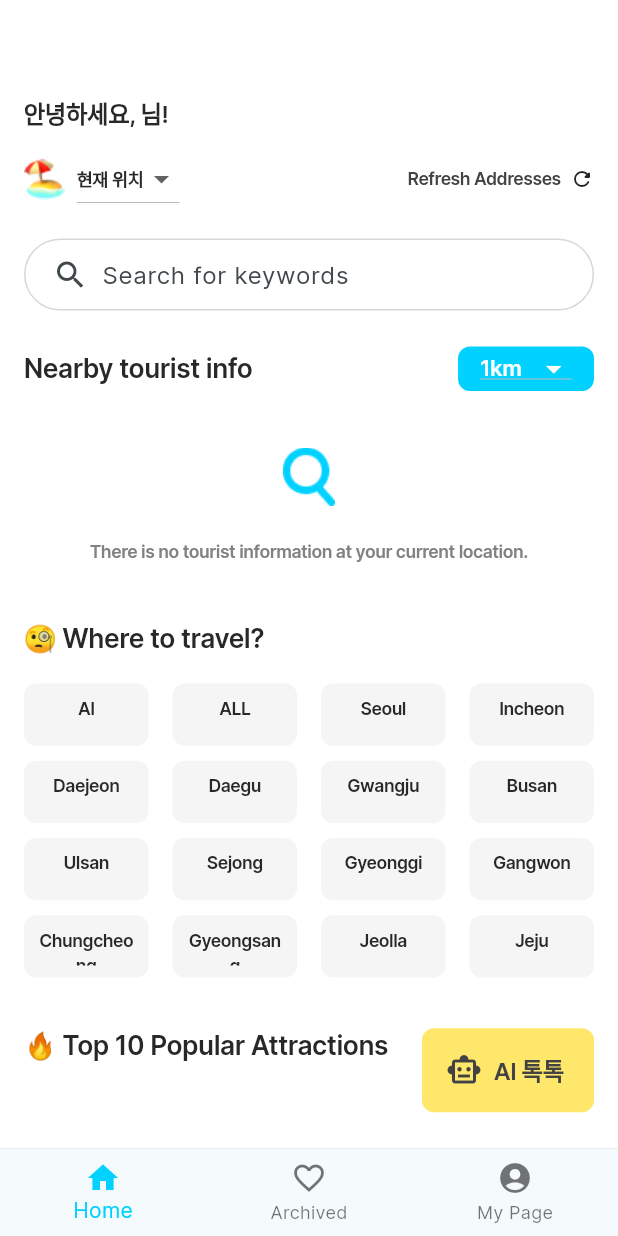
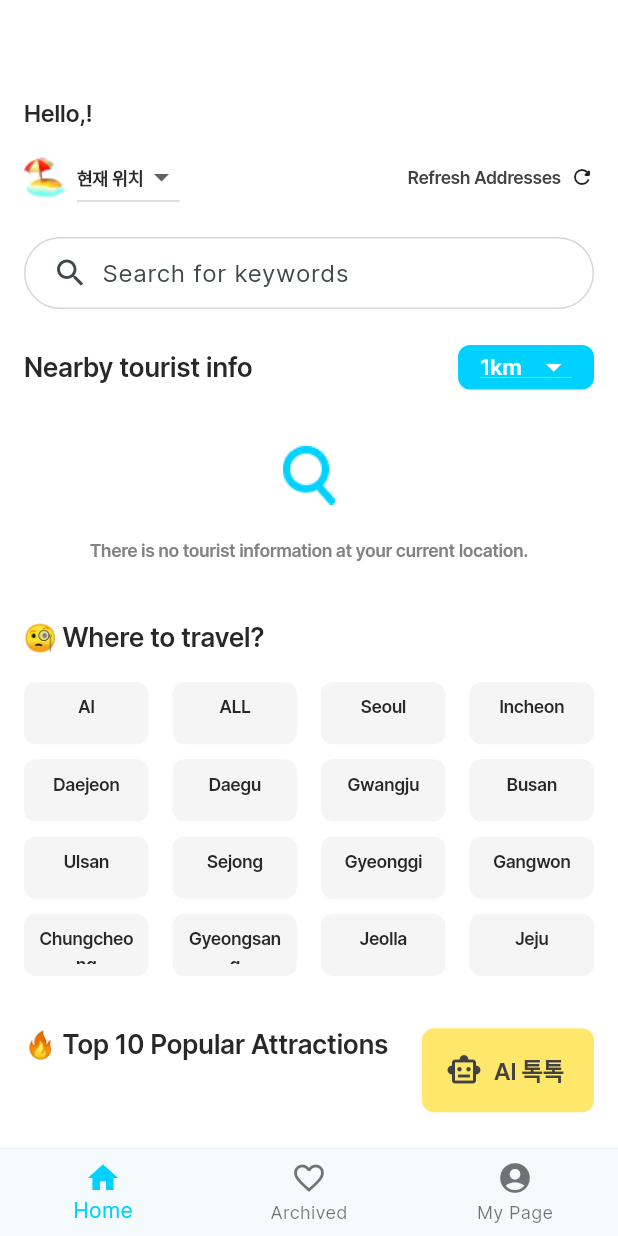
Before and after one commit to Team-FloWee/kovel-app, a Flutter app: the HomeScreen screen opened by its route, on a phone screen of 412 x 824 dp. Run offline on Flutter 3.47's test engine with Material 3 defaults, Android fonts, the phone set to English and light mode, and no system bars; our stand-ins replace cached_network_image, cloud_firestore, dio, easy_debounce, easy_localization, firebase_auth and 13 more; missing offline and left inert: kakao_flutter_sdk_user; accounts and stored records are empty; generated files the repository leaves out were written again; network calls fail.

Commit message:
style: 인사 영문 버전 적용

```diff
--- a/lib/presentation/home/home_screen.dart
+++ b/lib/presentation/home/home_screen.dart
@@ -16,7 +16,6 @@ import 'package:kovel_app/presentation/home/components/location_selector.dart';
 import 'package:kovel_app/presentation/home/components/ongoing_festivals.dart';
 import 'package:kovel_app/presentation/home/components/top_10_popular_landmarks.dart';
 import 'package:kovel_app/presentation/home/home_view_model.dart';
-import 'package:kovel_app/presentation/my_page/components/my_page_user_profile.dart';
 import 'package:provider/provider.dart';
 
 class HomeScreen extends StatefulWidget {
@@ -68,7 +67,7 @@ class _HomeScreenState extends State<HomeScreen> {
                         Padding(
                           padding: const EdgeInsets.symmetric(vertical: 8.0),
                           child: Text(
-                            '안녕하세요, ${userProvider.user.name}님!',
+                            '${'안녕하세요,'.tr()}${userProvider.user.name}${'님!'.tr()}',
                             style: UiConfig.h4Style.copyWith(fontWeight: UiConfig.semiBoldFont),
                           ),
                         ),
```
